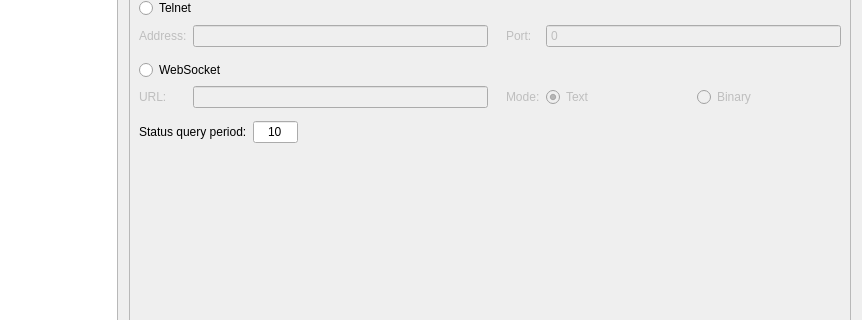
First picture: the form in src/candle/frmsettings.ui, repository Denvi/Candle, before the edit; both pictures show x 138 to 1000 and y 83 to 403 of the 1000 by 600 pixel window.
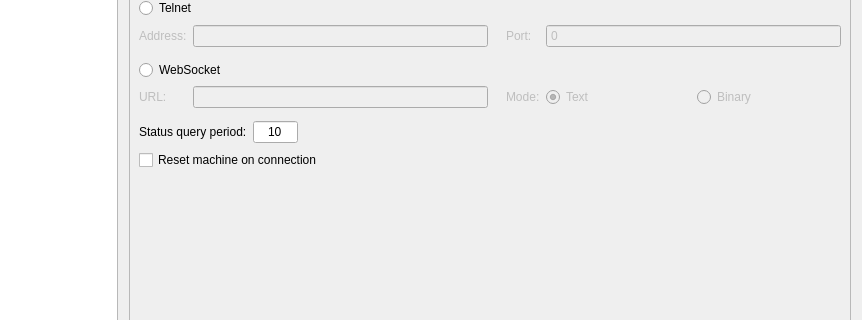
Second picture: the form after the edit. Icons and pictures are not drawn. Custom widgets are drawn as their Qt base class.

```diff
--- a/src/candle/frmsettings.ui
+++ b/src/candle/frmsettings.ui
@@ -447,6 +447,13 @@
                   </item>
                  </layout>
                 </item>
+                <item>
+                 <widget class="QCheckBox" name="chkResetOnConnection">
+                  <property name="text">
+                   <string>Reset machine on connection</string>
+                  </property>
+                 </widget>
+                </item>
                </layout>
               </widget>
              </item>
```
